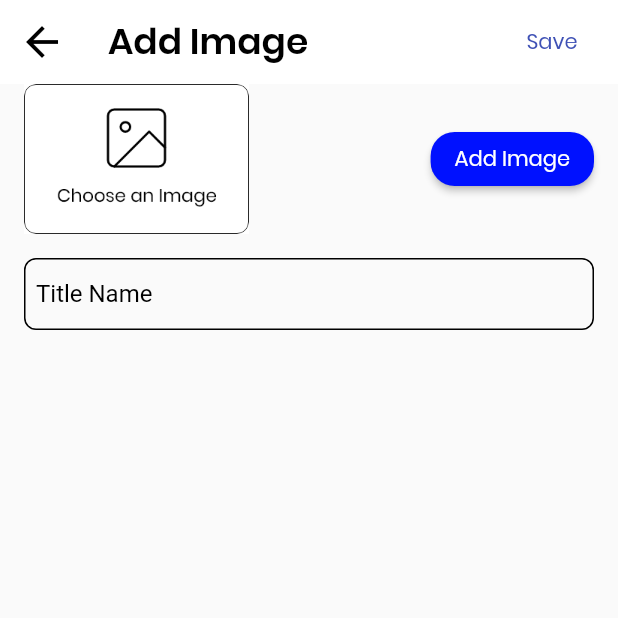
After one commit to sumanthnani10/modern_mart_keeper, a Flutter app: the Sliders screen opened directly, after a tap on "Modern Mart", after a tap on "Change", on a phone screen of 412 x 824 dp, the top half of it. The commit adds this screen. Run offline on Flutter 3.47's test engine with Material 2 defaults, Android fonts, the phone set to English and light mode, and no system bars; drawn by our look-alikes of overlay_support; our stand-ins replace cloud_firestore, firebase_auth, firebase_core, firebase_messaging, firebase_storage, flip_card and 1 more; missing offline and left inert: esys_flutter_share; accounts and stored records are empty.

Commit message:
sliders added

```diff
--- a/lib/screens/home.dart
+++ b/lib/screens/home.dart
@@ -13,6 +13,7 @@ import '../service/notification_handler.dart';
 import '../storage.dart';
 import 'item_list.dart';
 import 'products.dart';
+import 'sliders.dart';
 
 class Home extends StatefulWidget {
   @override
@@ -302,6 +303,26 @@ class _HomeState extends State<Home> {
             InkWell(
               onTap: () {
                 Navigator.of(context).pop();
+                Navigator.push(context, createRoute(Sliders()));
+              },
+              child: Align(
+                alignment: Alignment.centerLeft,
+                child: FlatButton.icon(
+                  onPressed: () {
+                    Navigator.of(context).pop();
+                    Navigator.push(context, createRoute(Sliders()));
+                  },
+                  icon: Icon(Icons.slideshow),
+                  label: Text(
+                    'Banners',
+                    style: TextStyle(fontSize: 15.0),
+                  ),
+                ),
+              ),
+            ),
+            InkWell(
+              onTap: () {
+                Navigator.of(context).pop();
                 Navigator.push(context, createRoute(Offers()));
               },
               child: Align(
@@ -415,6 +436,8 @@ class _HomeState extends State<Home> {
       event.data()['categories'].forEach((e) {
         Storage.categories.add(e.toString());
       });
+      // print(event.data());
+      Storage.sliders = event.data()['sliders'];
     });
     FirebaseFirestore.instance
         .collection('shop')
--- /dev/null
+++ b/lib/screens/sliders.dart
@@ -0,0 +1,450 @@
+import 'dart:io';
+
+import 'package:cloud_firestore/cloud_firestore.dart';
+import 'package:firebase_storage/firebase_storage.dart';
+import 'package:flutter/material.dart';
+import 'package:image_picker/image_picker.dart';
+
+import '../storage.dart';
+
+class Sliders extends StatefulWidget {
+  @override
+  _SlidersState createState() => _SlidersState();
+}
+
+class _SlidersState extends State<Sliders> {
+  Map<String, dynamic> sliders;
+
+  bool uploading = false;
+
+  Future deleteFile() async {
+    setState(() {
+      uploading = true;
+    });
+    await FirebaseStorage.instance
+        .ref()
+        .child('Sliders')
+        .child('image1')
+        .delete();
+    await FirebaseFirestore.instance
+        .collection('shop')
+        .doc(Storage.APP_NAME_ + '_' + Storage.APP_LOCATION)
+        .update({'sliders': []});
+    setState(() {
+      uploading = false;
+    });
+  }
+
+  @override
+  void initState() {
+    super.initState();
+  }
+
+  @override
+  Widget build(BuildContext context) {
+    sliders = null;
+    if (Storage.sliders.length != 0) {
+      sliders = Storage.sliders[0];
+    }
+    print(sliders);
+    return AbsorbPointer(
+      absorbing: uploading,
+      child: Scaffold(
+        backgroundColor: Colors.white,
+        appBar: AppBar(
+          elevation: 0,
+          backgroundColor: Colors.white,
+          iconTheme: IconThemeData(
+            color: Colors.black,
+          ),
+          title: Text(
+            'Banners',
+            style: TextStyle(
+                color: Colors.black, fontSize: 18, fontWeight: FontWeight.w600),
+          ),
+        ),
+        body: Stack(
+          children: <Widget>[
+            Builder(
+              builder: (context) {
+                if (sliders !=
+                    null /*sliders['title'] != null && sliders['url'] != null*/) {
+                  return ExpansionTile(
+                    title: Text(
+                      sliders['title'],
+                      overflow: TextOverflow.ellipsis,
+                      maxLines: 1,
+                    ),
+                    leading: Image.network(
+                      'https://firebasestorage.googleapis.com/v0/b/modern-mart.appspot.com/o/Sliders%2Fimage1?alt=media&token=' +
+                          sliders['url'],
+                      width: 50,
+                      height: 40,
+                      fit: BoxFit.cover,
+                    ),
+                    children: <Widget>[
+                      SizedBox(
+                        height: 20,
+                      ),
+                      AspectRatio(
+                          aspectRatio: 4 / 2,
+                          child: Image.network(
+                            'https://firebasestorage.googleapis.com/v0/b/modern-mart.appspot.com/o/Sliders%2Fimage1?alt=media&token=' +
+                                sliders['url'],
+                            fit: BoxFit.cover,
+                          )),
+                      SizedBox(
+                        height: 15,
+                      ),
+                      Text(
+                        sliders['title'],
+                        overflow: TextOverflow.ellipsis,
+                        maxLines: 1,
+                      ),
+                      SizedBox(
+                        height: 15,
+                      ),
+                      Row(
+                        mainAxisAlignment: MainAxisAlignment.spaceAround,
+                        children: <Widget>[
+                          FlatButton(
+                            onPressed: () async {
+                              await Navigator.push(
+                                  context,
+                                  MaterialPageRoute(
+                                      builder: (context) => AddImage()));
+                              setState(() {});
+                            },
+                            child: Text(
+                              'Change',
+                              style: TextStyle(
+                                  fontSize: 15.0,
+                                  fontWeight: FontWeight.bold,
+                                  color: Colors.lightGreen),
+                            ),
+                          ),
+                          FlatButton(
+                            onPressed: () {
+                              deleteFile();
+                            },
+                            child: Text(
+                              'Delete',
+                              style: TextStyle(
+                                  fontSize: 15.0,
+                                  fontWeight: FontWeight.bold,
+                                  color: Colors.redAccent),
+                            ),
+                          ),
+                        ],
+                      ),
+                      SizedBox(
+                        height: 15,
+                      )
+                    ],
+                  );
+                } else {
+                  return ExpansionTile(
+                    title: Text(
+                      "Modern Mart",
+                      overflow: TextOverflow.ellipsis,
+                      maxLines: 1,
+                    ),
+                    leading: Image.asset(
+                      'assets/logo/logo.jpg',
+                      width: 50,
+                      height: 40,
+                      fit: BoxFit.cover,
+                    ),
+                    children: <Widget>[
+                      AspectRatio(
+                          aspectRatio: 4 / 2,
+                          child: Image.asset(
+                            'assets/logo/logo.jpg',
+                            fit: BoxFit.cover,
+                          )),
+                      SizedBox(
+                        height: 15,
+                      ),
+                      Text(
+                        "Modern Mart",
+                        overflow: TextOverflow.ellipsis,
+                        maxLines: 1,
+                      ),
+                      Row(
+                        mainAxisAlignment: MainAxisAlignment.spaceAround,
+                        children: <Widget>[
+                          FlatButton(
+                            onPressed: () async {
+                              await Navigator.push(
+                                  context,
+                                  MaterialPageRoute(
+                                      builder: (context) => AddImage()));
+                              setState(() {});
+                            },
+                            child: Text(
+                              'Change',
+                              style: TextStyle(
+                                  fontSize: 15.0,
+                                  fontWeight: FontWeight.bold,
+                                  color: Colors.lightGreen),
+                            ),
+                          ),
+                          FlatButton(
+                            onPressed: () {},
+                            child: Text(
+                              'Delete',
+                              style: TextStyle(
+                                  fontSize: 15.0,
+                                  fontWeight: FontWeight.bold,
+                                  color: Colors.redAccent),
+                            ),
+                          ),
+                        ],
+                      ),
+                      SizedBox(
+                        height: 15,
+                      )
+                    ],
+                  );
+                }
+              },
+            ),
+            if (uploading) Center(child: CircularProgressIndicator())
+          ],
+        ),
+        /*floatingActionButton: new FloatingActionButton(
+          onPressed: () {
+            Navigator.push(
+                context, MaterialPageRoute(builder: (context) => AddImage()));
+          },
+          tooltip: 'Increment',
+          child: new Icon(Icons.add),
+        ),*/
+      ),
+    );
+  }
+}
+
+class AddImage extends StatefulWidget {
+  @override
+  _AddImageState createState() => _AddImageState();
+}
+
+class _AddImageState extends State<AddImage> {
+  final formkey = GlobalKey<FormState>();
+  File _image;
+  String title = "";
+  String uploadedurl = "";
+
+  bool uploading = false;
+
+  TextEditingController title_controller = new TextEditingController();
+
+  void getImage() async {
+    PickedFile image =
+        await ImagePicker().getImage(source: ImageSource.gallery);
+    setState(() {
+      _image = File(image.path);
+    });
+  }
+
+  Future uploadfile() async {
+    StorageReference storageReference =
+        FirebaseStorage.instance.ref().child('Sliders').child('image1');
+    StorageUploadTask uploadTask = storageReference.putFile(_image);
+    await uploadTask.onComplete;
+
+    await storageReference.getDownloadURL().then((fileURL) {
+      setState(() {
+        uploadedurl = fileURL.substring(fileURL.indexOf('token=') + 6);
+      });
+    });
+    await FirebaseFirestore.instance
+        .collection('shop')
+        .doc(Storage.APP_NAME_ + '_' + Storage.APP_LOCATION)
+        .update({
+      'sliders': [
+        {
+          'url': uploadedurl,
+          'title': title,
+        }
+      ]
+    });
+    Navigator.pop(context);
+  }
+
+  @override
+  Widget build(BuildContext context) {
+    return Scaffold(
+      appBar: AppBar(
+        elevation: 0,
+        backgroundColor: Colors.white,
+        actions: <Widget>[
+          FlatButton(
+            onPressed: () {
+              if (!uploading) {
+                setState(() {
+                  uploading = true;
+                });
+                if (formkey.currentState.validate()) {
+                  if (_image != null) {
+                    uploadfile();
+                  } else {
+                    setState(() {
+                      uploading = false;
+                    });
+                    _showDialog('Please Select an Image');
+                  }
+                } else {
+                  setState(() {
+                    uploading = false;
+                  });
+                }
+              }
+            },
+            child: Text(
+              'Save',
+              style: TextStyle(color: Colors.indigo),
+            ),
+          ),
+        ],
+        iconTheme: IconThemeData(
+          color: Colors.black,
+          size: 32,
+        ),
+        title: Text(
+          'Add Image',
+          style: TextStyle(
+              color: Colors.black, fontSize: 24, fontWeight: FontWeight.w600),
+        ),
+      ),
+      body: Stack(
+        children: <Widget>[
+          AbsorbPointer(
+            absorbing: uploading,
+            child: GestureDetector(
+              onTap: () {
+                FocusScope.of(context).unfocus();
+              },
+              child: Padding(
+                padding: const EdgeInsets.symmetric(horizontal: 16),
+                child: SingleChildScrollView(
+                  physics: BouncingScrollPhysics(),
+                  child: Column(
+                    children: <Widget>[
+                      Row(
+                        mainAxisAlignment: MainAxisAlignment.spaceBetween,
+                        children: <Widget>[
+                          InkWell(
+                            onTap: () {
+                              getImage();
+                            },
+                            child: Container(
+                              color: Colors.white,
+                              height: 100,
+                              width: 150,
+                              child: ClipRRect(
+                                borderRadius: BorderRadius.circular(8),
+                                child: Image(
+                                  image: _image == null
+                                      ? AssetImage(
+                                          'assets/choose_an_image_ph.png')
+                                      : FileImage(_image),
+                                  fit: BoxFit.cover,
+                                ),
+                              ),
+                            ),
+                          ),
+                          RaisedButton(
+                            color: Color(0xff0011FF),
+                            shape: RoundedRectangleBorder(
+                                borderRadius: BorderRadius.circular(16)),
+                            onPressed: () {
+                              getImage();
+                            },
+                            child: Text(
+                              'Add Image',
+                              style: TextStyle(color: Colors.white),
+                            ),
+                          )
+                        ],
+                      ),
+                      SizedBox(
+                        height: 16,
+                      ),
+                      Theme(
+                        data: ThemeData(primaryColor: Colors.black),
+                        child: Form(
+                          key: formkey,
+                          child: TextFormField(
+                            controller: title_controller,
+                            maxLines: 1,
+                            onFieldSubmitted: (term) {
+                              FocusScope.of(context).unfocus();
+                              FocusScope.of(context).nextFocus();
+                            },
+                            textInputAction: TextInputAction.next,
+                            keyboardType: TextInputType.text,
+                            textCapitalization: TextCapitalization.words,
+                            validator: (pname) {
+                              title = pname;
+                              return null;
+                            },
+                            decoration: InputDecoration(
+                                enabledBorder: OutlineInputBorder(
+                                    borderRadius: BorderRadius.circular(8),
+                                    borderSide:
+                                        BorderSide(color: Colors.black)),
+                                labelStyle: TextStyle(color: Colors.black),
+                                contentPadding: const EdgeInsets.symmetric(
+                                    vertical: 4, horizontal: 8),
+                                labelText: 'Title Name',
+                                border: OutlineInputBorder(
+                                    borderRadius: BorderRadius.circular(8),
+                                    borderSide:
+                                        BorderSide(color: Colors.black)),
+                                fillColor: Colors.white),
+                          ),
+                        ),
+                      )
+                    ],
+                  ),
+                ),
+              ),
+            ),
+          ),
+          if (uploading)
+            Center(
+              child: Column(
+                mainAxisAlignment: MainAxisAlignment.center,
+                children: <Widget>[CircularProgressIndicator()],
+              ),
+            )
+        ],
+      ),
+    );
+  }
+
+  void _showDialog(text) {
+    // flutter defined function
+    showDialog(
+      context: context,
+      builder: (BuildContext context) {
+        // return object of type Dialog
+        return AlertDialog(
+//          title: new Text("Alert Dialog title"),
+          content: new Text(text),
+          actions: <Widget>[
+            // usually buttons at the bottom of the dialog
+            new FlatButton(
+              child: new Text("Ok"),
+              onPressed: () {
+                Navigator.of(context).pop();
+              },
+            ),
+          ],
+        );
+      },
+    );
+  }
+}
--- a/lib/storage.dart
+++ b/lib/storage.dart
@@ -6,8 +6,7 @@ class Storage {
   static List<String> categories = [];
   static Map<String, dynamic> products = new Map<String, dynamic>();
   static Map<String, dynamic> shopDetails = new Map<String, dynamic>();
-
-//  static List<DocumentSnapshot> customersList;
+  static List<dynamic> sliders = [];
   static Map<String, dynamic> customers = new Map<String, dynamic>();
 
   static const APP_NAME = 'Modern Mart';
```
